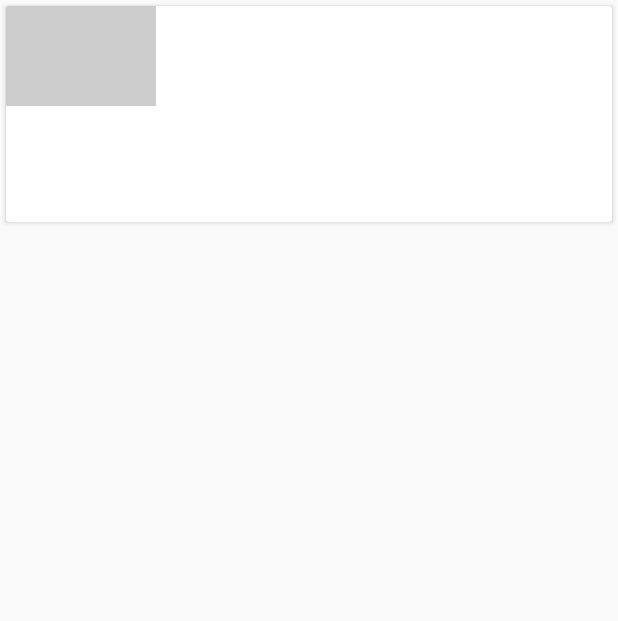
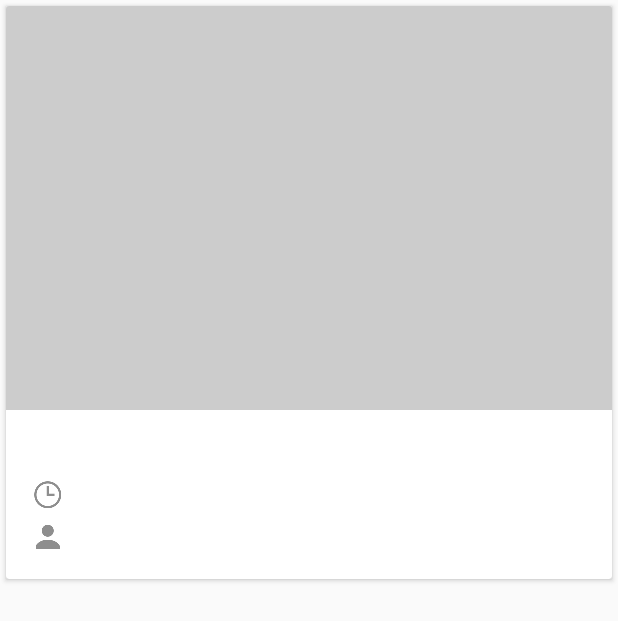
Before and after one commit to b1zantine/app4-xyz-reader, an Android app: the layout list_item_article.xml on its own in the app's theme, with its tools: preview values and no code run, on a phone screen of 412 x 824 dp. Shown: the top 621 px of the screen. Run offline under Robolectric (Android 15) with nearby library versions, the phone set to English and light mode, and no system bars.

Commit message:
feat: List Activity revamped

```diff
--- a/XYZReader/src/main/java/com/example/xyzreader/ui/ArticleListActivity.java
+++ b/XYZReader/src/main/java/com/example/xyzreader/ui/ArticleListActivity.java
@@ -9,14 +9,11 @@ import android.content.Loader;
 import android.database.Cursor;
 import android.os.Bundle;
 import android.support.v4.widget.SwipeRefreshLayout;
-import android.support.v7.app.ActionBarActivity;
 import android.support.v7.app.AppCompatActivity;
 import android.support.v7.widget.RecyclerView;
 import android.support.v7.widget.StaggeredGridLayoutManager;
 import android.support.v7.widget.Toolbar;
 import android.text.format.DateUtils;
-import android.util.TypedValue;
-import android.view.MenuItem;
 import android.view.View;
 import android.view.ViewGroup;
 import android.widget.TextView;
@@ -35,7 +32,6 @@ import com.example.xyzreader.data.UpdaterService;
 public class ArticleListActivity extends AppCompatActivity implements
         LoaderManager.LoaderCallbacks<Cursor> {
 
-    private Toolbar mToolbar;
     private SwipeRefreshLayout mSwipeRefreshLayout;
     private RecyclerView mRecyclerView;
 
@@ -44,11 +40,9 @@ public class ArticleListActivity extends AppCompatActivity implements
         super.onCreate(savedInstanceState);
         setContentView(R.layout.activity_article_list);
 
-        mToolbar = (Toolbar) findViewById(R.id.toolbar);
+        Toolbar mToolbar = (Toolbar) findViewById(R.id.toolbar);
         mToolbar.setTitle("");
         setSupportActionBar(mToolbar);
-
-        final View toolbarContainerView = findViewById(R.id.toolbar_container);
 
         mSwipeRefreshLayout = (SwipeRefreshLayout) findViewById(R.id.swipe_refresh_layout);
 
@@ -149,9 +143,8 @@ public class ArticleListActivity extends AppCompatActivity implements
                     DateUtils.getRelativeTimeSpanString(
                             mCursor.getLong(ArticleLoader.Query.PUBLISHED_DATE),
                             System.currentTimeMillis(), DateUtils.HOUR_IN_MILLIS,
-                            DateUtils.FORMAT_ABBREV_ALL).toString()
-                            + " by "
-                            + mCursor.getString(ArticleLoader.Query.AUTHOR));
+                            DateUtils.FORMAT_ABBREV_ALL).toString());
+            holder.authorView.setText(mCursor.getString(ArticleLoader.Query.AUTHOR));
             holder.thumbnailView.setImageUrl(
                     mCursor.getString(ArticleLoader.Query.THUMB_URL),
                     ImageLoaderHelper.getInstance(ArticleListActivity.this).getImageLoader());
@@ -168,12 +161,14 @@ public class ArticleListActivity extends AppCompatActivity implements
         public DynamicHeightNetworkImageView thumbnailView;
         public TextView titleView;
         public TextView subtitleView;
+        public TextView authorView;
 
         public ViewHolder(View view) {
             super(view);
             thumbnailView = (DynamicHeightNetworkImageView) view.findViewById(R.id.thumbnail);
             titleView = (TextView) view.findViewById(R.id.article_title);
             subtitleView = (TextView) view.findViewById(R.id.article_subtitle);
+            authorView = (TextView) view.findViewById(R.id.article_author);
         }
     }
 }
--- a/XYZReader/src/main/res/layout/activity_article_list.xml
+++ b/XYZReader/src/main/res/layout/activity_article_list.xml
@@ -5,6 +5,7 @@
     xmlns:tools="http://schemas.android.com/tools"
     android:layout_width="match_parent"
     android:layout_height="match_parent"
+    android:background="@color/light_gray"
     tools:context=".ui.ArticleListActivity">
 
     <android.support.design.widget.AppBarLayout
--- a/XYZReader/src/main/res/layout/fragment_article_detail.xml
+++ b/XYZReader/src/main/res/layout/fragment_article_detail.xml
@@ -83,7 +83,7 @@
                     android:layout_marginLeft="@dimen/detail_inner_horiz_margin"
                     android:layout_marginRight="@dimen/detail_inner_horiz_margin"
                     android:paddingBottom="@dimen/detail_body_bottom_margin"
-                    android:textColor="@color/ltgray"
+                    android:textColor="@color/light_gray"
                     android:textColorLink="@color/theme_accent"
                     android:textSize="@dimen/detail_body_text_size"
                     android:lineSpacingMultiplier="@fraction/detail_body_line_spacing_multiplier" />
--- a/XYZReader/src/main/res/layout/list_item_article.xml
+++ b/XYZReader/src/main/res/layout/list_item_article.xml
@@ -8,7 +8,8 @@
     android:layout_marginBottom="4dp"
     android:clickable="true"
     android:focusable="true"
-    android:foreground="?selectableItemBackground">
+    android:foreground="?selectableItemBackground"
+    app:cardElevation="2dp">
 
     <LinearLayout
         android:layout_width="match_parent"
@@ -18,35 +19,55 @@
         <!--suppress AndroidLintContentDescription -->
         <com.example.xyzreader.ui.DynamicHeightNetworkImageView
             android:id="@+id/thumbnail"
-            android:layout_width="100dp"
-            android:layout_height="100dp"
+            android:layout_width="match_parent"
+            android:layout_height="wrap_content"
             android:background="@color/photo_placeholder" />
 
         <TextView
             android:id="@+id/article_title"
-            style="@style/TextAppearance.AppCompat.Subhead"
             android:layout_width="match_parent"
             android:layout_height="wrap_content"
             android:paddingLeft="16dp"
             android:paddingTop="16dp"
             android:paddingRight="16dp"
             android:paddingBottom="4dp"
-            android:textColor="@color/ltgray"
+            android:textColor="@color/article_title_color"
+            android:textSize="18sp"
             android:ellipsize="end"
             android:maxLines="4" />
 
         <TextView
             android:id="@+id/article_subtitle"
-            style="@style/TextAppearance.AppCompat.Body1"
+            android:layout_width="match_parent"
+            android:layout_height="wrap_content"
+            android:paddingLeft="16dp"
+            android:paddingRight="16dp"
+            android:paddingBottom="4dp"
+            android:textColor="@color/article_sub_title_color"
+            android:textAllCaps="true"
+            android:textSize="12sp"
+            android:maxLines="1"
+            android:singleLine="true"
+            android:ellipsize="end"
+            android:gravity="center_vertical"
+            android:drawableLeft="@drawable/ic_clock"
+            android:drawableStart="@drawable/ic_clock"/>
+
+        <TextView
+            android:id="@+id/article_author"
             android:layout_width="match_parent"
             android:layout_height="wrap_content"
             android:paddingLeft="16dp"
             android:paddingRight="16dp"
             android:paddingBottom="16dp"
-            android:textColor="#6000"
+            android:textColor="@color/article_sub_title_color"
+            android:textStyle="italic"
             android:maxLines="1"
             android:singleLine="true"
-            android:ellipsize="end" />
+            android:ellipsize="end"
+            android:gravity="center_vertical"
+            android:drawableLeft="@drawable/ic_author"
+            android:drawableStart="@drawable/ic_author"/>
     </LinearLayout>
 
 </android.support.v7.widget.CardView>
--- a/XYZReader/src/main/res/values/colors.xml
+++ b/XYZReader/src/main/res/values/colors.xml
@@ -21,5 +21,8 @@
     <color name="theme_primary">#1E88E5</color>
     <color name="theme_primary_dark">#1565C0</color>
     <color name="theme_accent">#FF6D00</color>
-    <color name="ltgray">#ffe0e0e0</color>
+    <color name="light_gray">#ffefefef</color>
+
+    <color name="article_title_color">#3e3e3e</color>
+    <color name="article_sub_title_color">#8e8e8e</color>
 </resources>
```
Also changed, not shown: XYZReader/src/main/res/drawable-xxhdpi/ic_author.png (added), XYZReader/src/main/res/drawable-xxhdpi/ic_clock.png (added).
